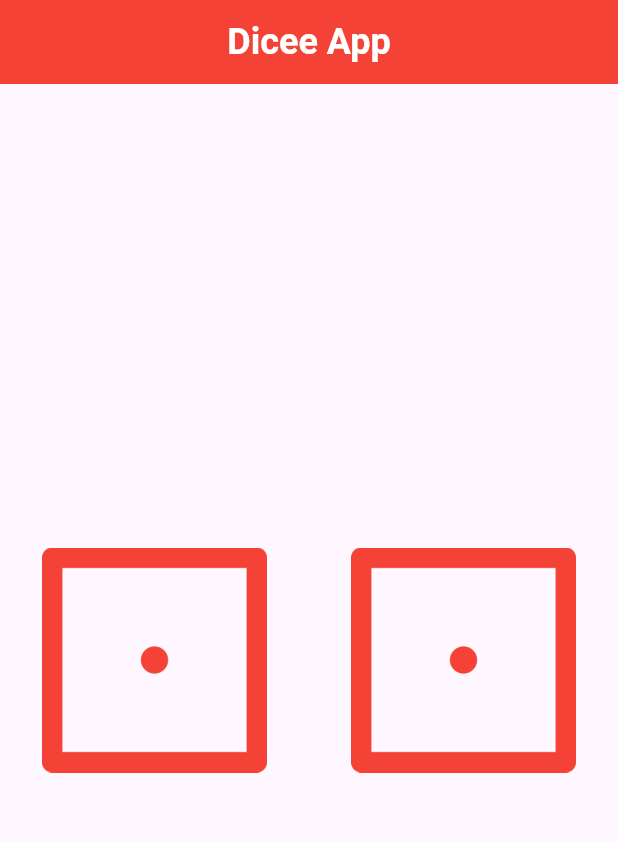
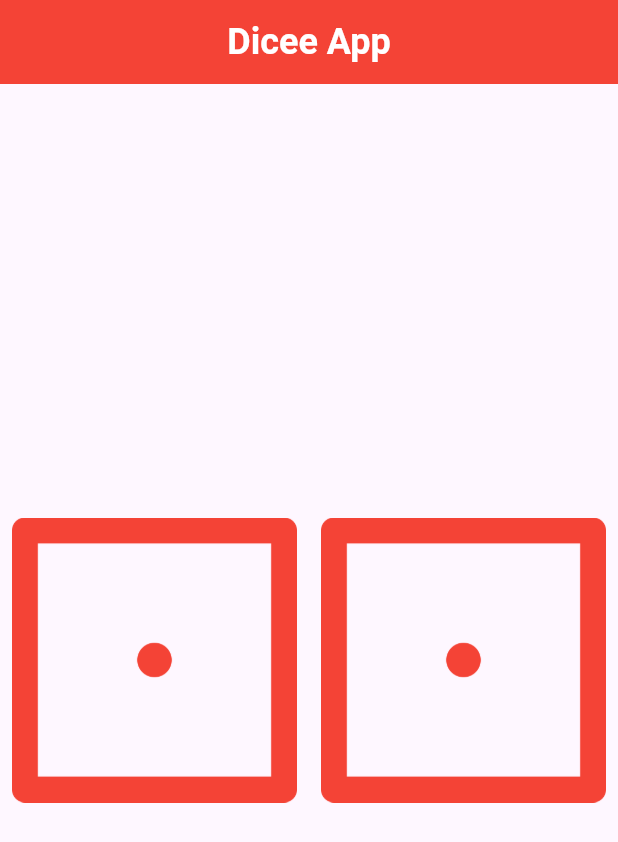
Before and after one commit to Nick-Lemy/100daysOfFlutter, a Flutter app: the screen it shows after launch, on a phone screen of 412 x 824 dp. Shown: the top 842 px of the screen. Run offline on Flutter 3.47's test engine with Material 3 defaults, Android fonts, the light colour scheme and no system bars; our stand-ins replace google_fonts.

Commit message:
Expanded and Padding added

```diff
--- a/dicee/lib/main.dart
+++ b/dicee/lib/main.dart
@@ -37,7 +37,10 @@ class _MyAppState extends State<MyApp> {
               Row(
                 mainAxisAlignment: MainAxisAlignment.spaceAround,
                 children: [
-                  GestureDetector(
+                  Expanded(
+                    child: Padding(
+                      padding: const EdgeInsets.all(8.0),
+                      child: GestureDetector(
                           onTap: () {
                             setState(() {
                               modifyNumber();
@@ -45,10 +48,14 @@ class _MyAppState extends State<MyApp> {
                           },
                           child: Image.asset(
                             'images/dice${dices[0]}.png',
-                        height: 150,
                             color: Colors.red,
                           )),
-                  GestureDetector(
+                    ),
+                  ),
+                  Expanded(
+                    child: Padding(
+                      padding: const EdgeInsets.all(8.0),
+                      child: GestureDetector(
                           onTap: () {
                             setState(() {
                               modifyNumber();
@@ -56,9 +63,10 @@ class _MyAppState extends State<MyApp> {
                           },
                           child: Image.asset(
                             'images/dice${dices2[0]}.png',
-                        height: 150,
                             color: Colors.red,
                           )),
+                    ),
+                  ),
                 ],
               ),
             ],
```
Lines whose indentation alone changed are shown as unchanged.
